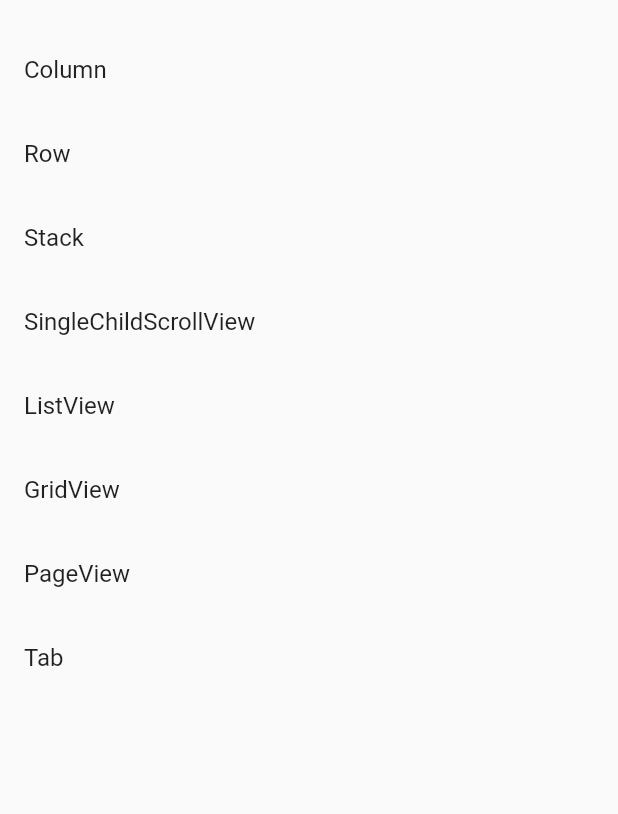
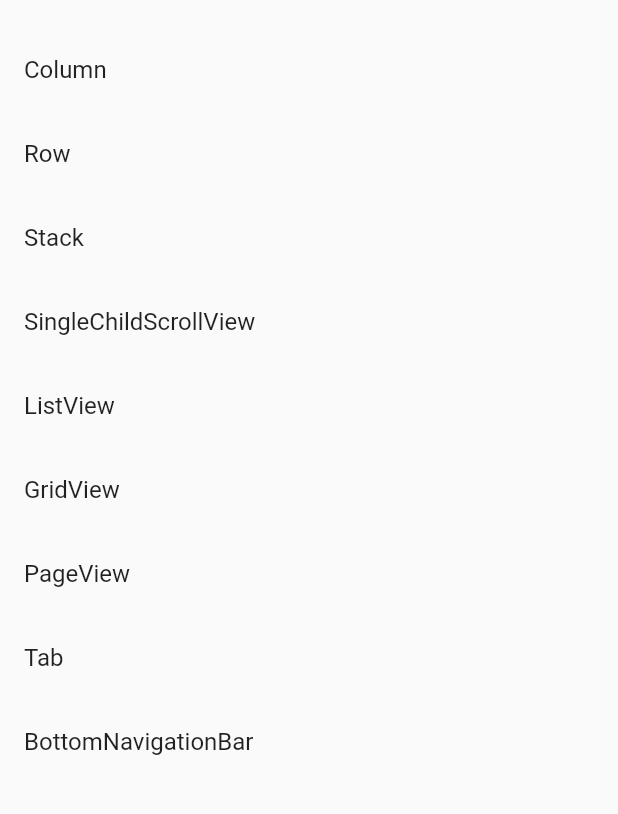
Before and after one commit to karais89/flutter_survival_coding, a Flutter app: the MultiMenu screen opened directly, on a phone screen of 412 x 824 dp, the part 140-954 px from its top. Run offline on Flutter 3.47's test engine with Material 2 defaults, Android fonts, the phone set to English and light mode, and no system bars.

```diff
--- a/chapter04/lib/multi/multi_menu.dart
+++ b/chapter04/lib/multi/multi_menu.dart
@@ -1,3 +1,4 @@
+import 'package:chapter04/multi/bottom_navigation_bar_page.dart';
 import 'package:chapter04/multi/column_page.dart';
 import 'package:chapter04/multi/container_page.dart';
 import 'package:chapter04/multi/grid_view_page.dart';
@@ -54,6 +55,10 @@ class MultiMenu extends StatelessWidget {
             title: 'Tab',
             page: TabPage(),
           ),
+          MyListTile(
+            title: 'BottomNavigationBar',
+            page: BottomNavigationBarPage(),
+          ),
         ],
       ),
     );
```
Also changed, not shown: chapter04/lib/multi/bottom_navigation_bar_page.dart (added, +26 -0 lines).
